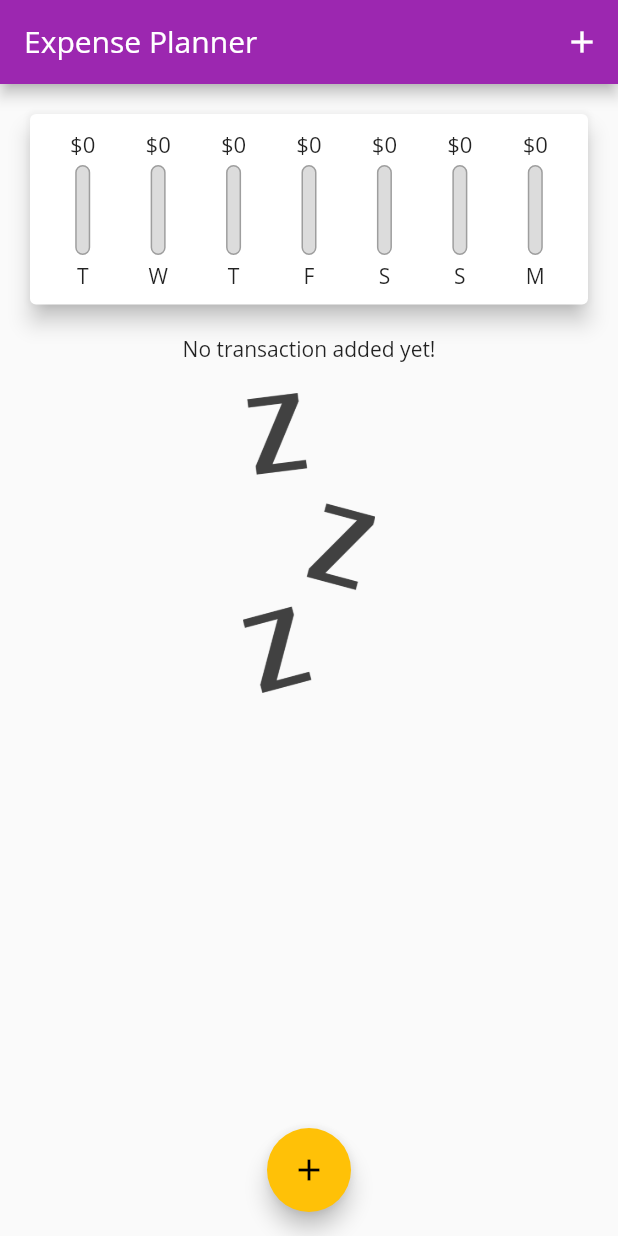
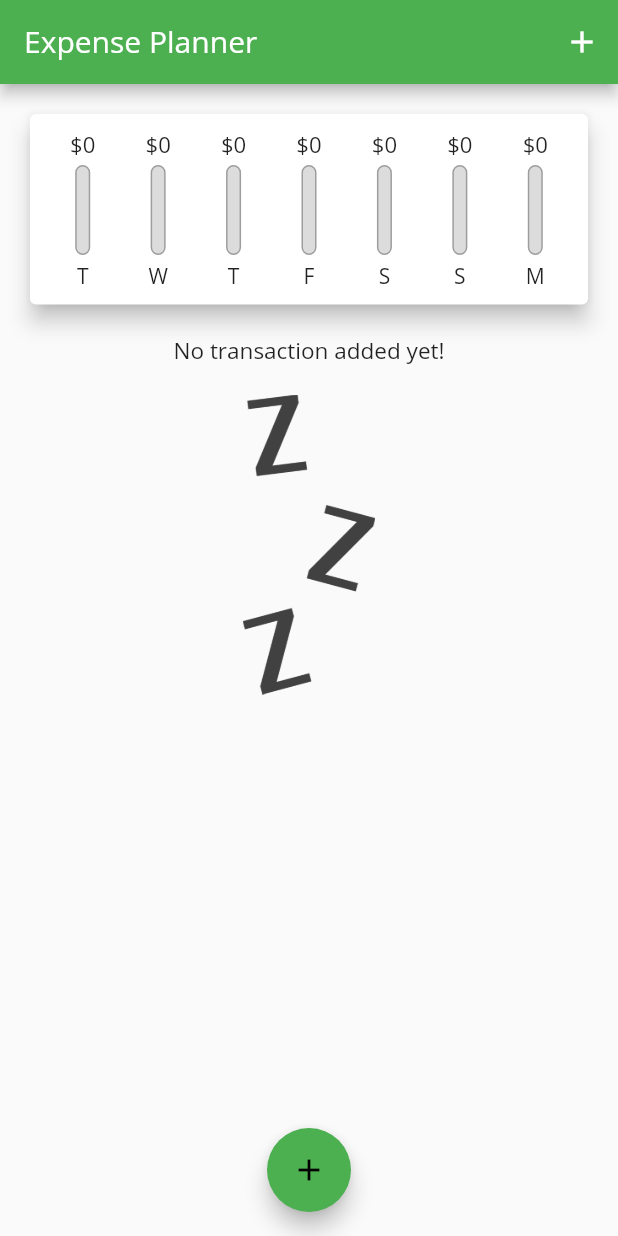
Before and after one commit to GovardhanR26/Expense_Planner, a Flutter app: the screen it shows after launch, on a phone screen of 412 x 824 dp. Run offline on Flutter 3.47's test engine with Material 2 defaults, Android fonts, the phone set to English and light mode, and no system bars.

Commit message:
added draggable. changed colors

```diff
--- a/lib/main.dart
+++ b/lib/main.dart
@@ -15,7 +15,7 @@ class MyApp extends StatelessWidget {
     return MaterialApp(
       title: 'Expense Planner',
       theme: ThemeData(
-        primarySwatch: Colors.purple,
+        primarySwatch: Colors.green,
         accentColor: Colors.amber,
         fontFamily: 'Open Sans',
       ),
@@ -104,11 +104,20 @@ class _MyHomePageState extends State<MyHomePage> {
         ],
       ),
       floatingActionButtonLocation: FloatingActionButtonLocation.centerFloat,
-      floatingActionButton: FloatingActionButton(
-        child: Icon(Icons.add),
-        onPressed: () {
-          _startAddNewTransaction(context);
-        },
+      floatingActionButton: Draggable(
+        feedback: FloatingActionButton(
+          backgroundColor: Theme.of(context).primaryColor,
+          child: Icon(Icons.add),
+          onPressed: () {},
+        ),
+        child: FloatingActionButton(
+          backgroundColor: Theme.of(context).primaryColor,
+          child: Icon(Icons.add),
+          onPressed: () {
+            _startAddNewTransaction(context);
+          },
+        ),
+        childWhenDragging: Container(),
       ),
     );
   }
--- a/lib/widgets/chart_bar.dart
+++ b/lib/widgets/chart_bar.dart
@@ -31,7 +31,7 @@ class ChartBar extends StatelessWidget {
                 heightFactor: spendingPctOfTotal,
                 child: Container(
                   decoration: BoxDecoration(
-                      color: Colors.amber,
+                      color: Theme.of(context).primaryColorDark,
                       borderRadius: BorderRadius.circular(10)),
                 ),
               )
--- a/lib/widgets/transaction_list.dart
+++ b/lib/widgets/transaction_list.dart
@@ -16,7 +16,10 @@ class TransactionList extends StatelessWidget {
       child: _userTransactions.isEmpty
           ? Column(
               children: [
-                Text('No transaction added yet!'),
+                Text(
+                  'No transaction added yet!',
+                  style: TextStyle(fontSize: 15),
+                ),
                 SizedBox(
                   height: 20,
                 ),
@@ -46,7 +49,8 @@ class TransactionList extends StatelessWidget {
                         .format(_userTransactions[index].date)),
                     trailing: IconButton(
                       icon: Icon(Icons.delete),
-                      color: Theme.of(context).errorColor,
+                      // color: Theme.of(context).errorColor,
+                      color: Color.fromRGBO(46, 139, 87, 1),
                       onPressed: () => deleteTx(_userTransactions[index].id),
                     ),
                   ),
```
